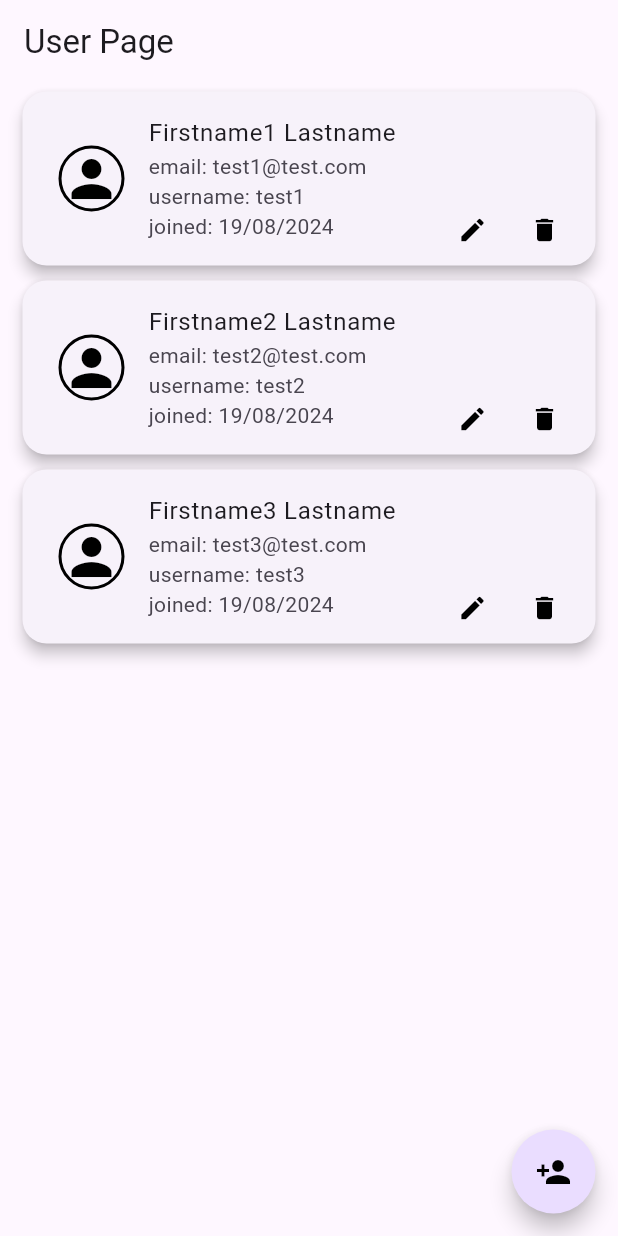
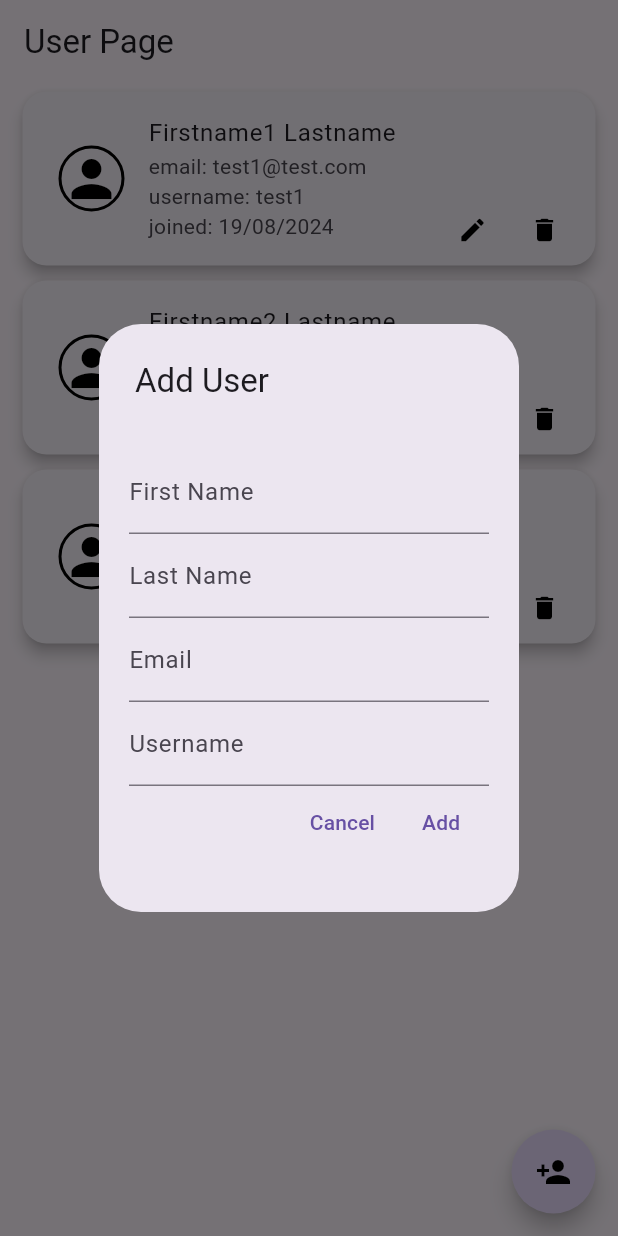
Before and after one commit to oBR1o/Test_User_App, a Flutter app: the screen it shows after launch, after a tap on the "person add" icon, on a phone screen of 412 x 824 dp. Run offline on Flutter 3.47's test engine with Material 3 defaults, Android fonts, the phone set to English and light mode, and no system bars; our stand-ins replace equatable, flutter_bloc.

Commit message:
add user event

```diff
--- a/lib/bloc/makework_bloc.dart
+++ b/lib/bloc/makework_bloc.dart
@@ -8,6 +8,7 @@ class MakeWorkBloc extends Bloc<MakeWorkEvent, MakeWorkState>{
     on<LoadEvent>(_onLoaded);
     on<RemoveEvent>(_onRemoved);
     on<EditEvent>(_onEdited);
+    on<AddEvent>(_onAdded);
   }
 
   _onLoaded(LoadEvent event, Emitter<MakeWorkState> emit) async {
@@ -28,4 +29,10 @@ class MakeWorkBloc extends Bloc<MakeWorkEvent, MakeWorkState>{
     emit(LoadingState());
     add(LoadEvent());
   }
+
+  _onAdded(AddEvent event, Emitter<MakeWorkState> emit) async {
+    await repository.add(userName: event.userName, email: event.email, firstName: event.firstName, lastName: event.lastName);
+    emit(LoadingState());
+    add(LoadEvent());
+  }
 }
--- a/lib/bloc/makework_event.dart
+++ b/lib/bloc/makework_event.dart
@@ -5,14 +5,11 @@ sealed class MakeWorkEvent{}
 class LoadEvent extends MakeWorkEvent{}
 
 class AddEvent extends MakeWorkEvent{
-    final int id;
     final String userName;
     final String email;
     final String firstName;
     final String lastName;
-    final bool isActive;
-    final DateTime? dateJoined;
-    AddEvent(this.id, this.userName, this.email, this.firstName, this.lastName, this.isActive, this.dateJoined);
+    AddEvent(this.userName, this.email, this.firstName, this.lastName);
 }
 
 class RemoveEvent extends MakeWorkEvent{
--- a/lib/repositories/makework_mock_repository.dart
+++ b/lib/repositories/makework_mock_repository.dart
@@ -9,6 +9,7 @@ class MakeWorkMockRepository extends MakeWorkRepository{
       MakeWorkModel(3, 'test3', 'test3@test.com', 'Firstname3', 'Lastname', true, DateTime.now()),
     ];
 
+    int lastId = 3;
   @override
   Future<List<MakeWorkModel>> load() async {
     await Future.delayed(const Duration(seconds: 1));
@@ -27,4 +28,13 @@ class MakeWorkMockRepository extends MakeWorkRepository{
     final index = users.indexWhere((user) => user.id == updatedUser.id);
     users[index] = updatedUser;
   }
+
+  @override
+  Future<void> add({required String userName, required String email, required String firstName, required String lastName}) async {
+    await Future.delayed(const Duration(seconds: 0));
+    int id = lastId + 1;
+    lastId++;
+    MakeWorkModel newElement = MakeWorkModel(id, userName, email, firstName, lastName, true, DateTime.now());
+    users.add(newElement);
+  }
 }
--- a/lib/repositories/makework_repository.dart
+++ b/lib/repositories/makework_repository.dart
@@ -4,4 +4,5 @@ abstract class MakeWorkRepository{
   Future<List<MakeWorkModel>> load();
   Future<void> remove({required int id});
   Future<void> update(MakeWorkModel updatedUser);
+  Future<void> add({required String userName, required String email, required String firstName, required String lastName});
 }
--- /dev/null
+++ b/lib/widgets/add_dialog.dart
@@ -0,0 +1,63 @@
+import 'package:flutter/material.dart';
+import 'package:flutter_bloc/flutter_bloc.dart';
+import 'package:makework/bloc/app_bloc.dart';
+
+class AddDialog extends StatelessWidget {
+  const AddDialog({super.key});
+
+  @override
+  Widget build(BuildContext context) {
+    var firstNameController = TextEditingController();
+    var lastNameController = TextEditingController();
+    var emailController = TextEditingController();
+    var userNameController = TextEditingController();
+    return SimpleDialog(
+      title: const Text('Add User'),
+      children: [
+        Padding(
+          padding: const EdgeInsets.all(20.0),
+          child: Column(
+            children: [
+              TextField(
+                controller: firstNameController,
+                decoration: const InputDecoration(labelText: 'First Name'),
+              ),
+              TextField(
+                controller: lastNameController,
+                decoration: const InputDecoration(labelText: 'Last Name'),
+              ),
+              TextField(
+                controller: emailController,
+                decoration: const InputDecoration(labelText: 'Email'),
+              ),
+              TextField(
+                controller: userNameController,
+                decoration: const InputDecoration(labelText: 'Username'),
+              ),
+              Row(mainAxisAlignment: MainAxisAlignment.end, children: [
+                TextButton(
+                  onPressed: () {
+                    Navigator.of(context).pop();
+                  },
+                  child: const Text('Cancel'),
+                ),
+                TextButton(
+                  onPressed: () {
+                    String? firstName = firstNameController.text;
+                    String? lastName = lastNameController.text;
+                    String? email = emailController.text;
+                    String? userName = userNameController.text;
+                    context.read<MakeWorkBloc>().add(AddEvent(userName,  email, firstName, lastName));
+                    context.read<MakeWorkBloc>().add(LoadEvent());
+                    Navigator.pop(context,'save');
+                  },
+                  child: const Text('Add'),
+                ),
+              ])
+            ],
+          ),
+        ),
+      ],
+    );
+  }
+}
--- a/lib/widgets/editalert_dialog.dart
+++ b/lib/widgets/edit_dialog.dart
@@ -3,8 +3,8 @@ import 'package:flutter_bloc/flutter_bloc.dart';
 import 'package:makework/bloc/app_bloc.dart';
 import 'package:makework/models/makework_models.dart';
 
-class EditAlertDialog extends StatelessWidget {
-  const EditAlertDialog({super.key, required this.users});
+class EditDialog extends StatelessWidget {
+  const EditDialog({super.key, required this.users});
 
   final MakeWorkModel users;
 
--- a/lib/widgets/user_list.dart
+++ b/lib/widgets/user_list.dart
@@ -2,7 +2,8 @@ import 'package:flutter/material.dart';
 import 'package:flutter_bloc/flutter_bloc.dart';
 import 'package:makework/bloc/app_bloc.dart';
 import 'package:intl/intl.dart';
-import 'package:makework/widgets/editalert_dialog.dart';
+import 'package:makework/widgets/add_dialog.dart';
+import 'package:makework/widgets/edit_dialog.dart';
 import 'package:makework/widgets/removealert_dialog.dart';
 
 class UserList extends StatelessWidget {
@@ -94,7 +95,7 @@ class UserList extends StatelessWidget {
                             showDialog(
                                 context: context,
                                 builder: (BuildContext context) {
-                                  return EditAlertDialog(
+                                  return EditDialog(
                                     users: users[index],
                                   );
                                 });
@@ -130,7 +131,14 @@ class UserList extends StatelessWidget {
           child: Column(
             children: [
               FloatingActionButton(
-                onPressed: () {},
+                onPressed: () {
+                  showDialog(
+                    context: context,
+                    builder: (context){
+                      return const AddDialog();
+                    }
+                  );
+                },
                 shape: const CircleBorder(),
                 child: const Icon(Icons.person_add, color: Colors.black),
               ),
```
